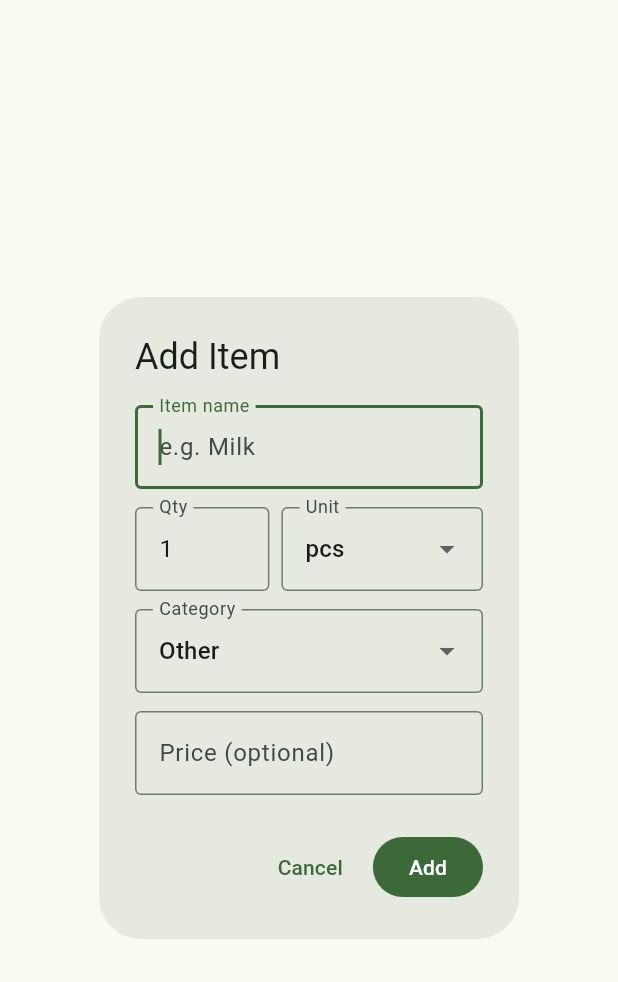
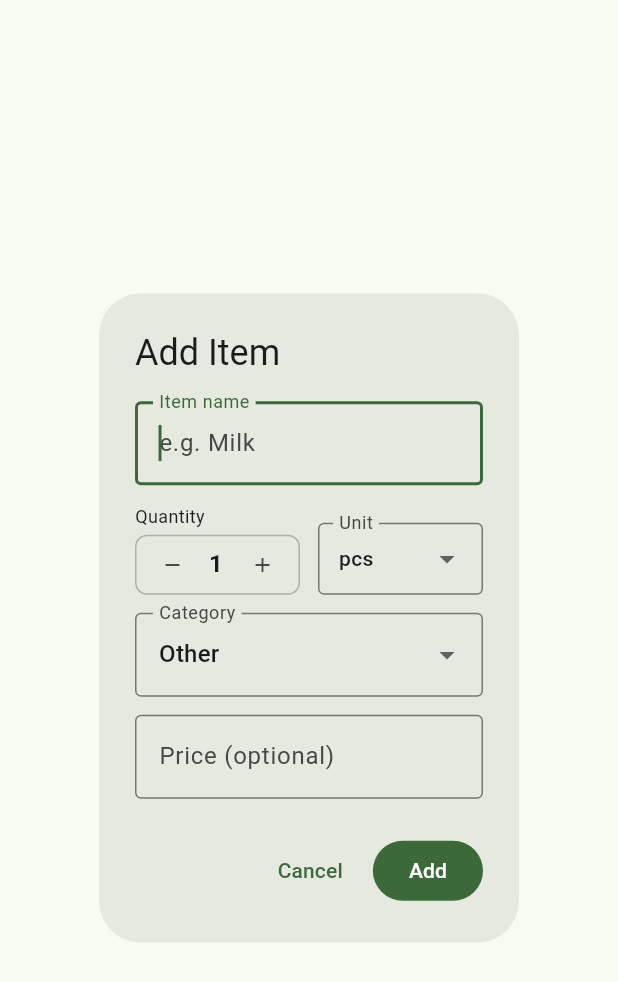
Before and after one commit to youssefghandour/grocery_list_app, a Flutter app: the AddItemDialog widget shown alone on an empty page, opened directly, on a phone screen of 412 x 824 dp. Shown: the top 982 px of the screen. Run offline on Flutter 3.47's test engine with Material 3 defaults, Android fonts, the phone set to English and light mode, and no system bars; our stand-ins replace cloud_firestore, cloud_functions, firebase_auth, firebase_core, firebase_messaging, flutter_local_notifications and 2 more; accounts and stored records are empty.

Commit message:
add quantity stepper to item dialog, implement item merging logic, and disable purchase later feature

```diff
--- a/lib/app.dart
+++ b/lib/app.dart
@@ -7,7 +7,7 @@ import 'screens/auth/register_screen.dart';
 import 'screens/home/home_screen.dart';
 import 'screens/household/create_household_screen.dart';
 import 'screens/household/join_household_screen.dart';
-import 'screens/home/purchase_later_screen.dart';
+// import 'screens/home/purchase_later_screen.dart';
 
 class GroceryListApp extends ConsumerWidget {
   const GroceryListApp({super.key});
@@ -43,7 +43,7 @@ class GroceryListApp extends ConsumerWidget {
         '/login': (_) => const LoginScreen(),
         '/register': (_) => const RegisterScreen(),
         '/home': (_) => const HomeScreen(),
-        '/purchase-later': (_) => const PurchaseLaterScreen(),
+        // '/purchase-later': (_) => const PurchaseLaterScreen(),
         '/create-household': (_) => const CreateHouseholdScreen(),
         '/join-household': (_) => const JoinHouseholdScreen(),
       },
--- a/lib/screens/home/home_screen.dart
+++ b/lib/screens/home/home_screen.dart
@@ -244,6 +244,7 @@ class HomeScreen extends ConsumerWidget {
                       _showCreateListDialog(context, ref);
                     },
                   ),
+                  /*
                   const Divider(),
                   ListTile(
                     leading: const Icon(Icons.local_offer_outlined),
@@ -253,6 +254,7 @@ class HomeScreen extends ConsumerWidget {
                       Navigator.pushNamed(context, '/purchase-later');
                     },
                   ),
+                  */
                 ],
               ),
               loading: () => const Center(child: CircularProgressIndicator()),
--- a/lib/widgets/add_item_dialog.dart
+++ b/lib/widgets/add_item_dialog.dart
@@ -31,6 +31,7 @@ class _AddItemDialogState extends ConsumerState<AddItemDialog> {
   late final TextEditingController _priceController;
   late String _selectedCategory;
   late String _selectedUnit;
+  late int _quantity;
   bool _isSubmitting = false;
 
   bool get _isEditing => widget.existingItem != null;
@@ -39,8 +40,9 @@ class _AddItemDialogState extends ConsumerState<AddItemDialog> {
   void initState() {
     super.initState();
     _nameController = TextEditingController(text: widget.existingItem?.name);
+    _quantity = int.tryParse(widget.existingItem?.quantity ?? '1') ?? 1;
     _quantityController =
-        TextEditingController(text: widget.existingItem?.quantity ?? '1');
+        TextEditingController(text: _quantity.toString());
     _priceController = TextEditingController(
       text: widget.existingItem?.price != null && widget.existingItem!.price > 0
           ? widget.existingItem!.price.toStringAsFixed(2)
@@ -48,6 +50,22 @@ class _AddItemDialogState extends ConsumerState<AddItemDialog> {
     );
     _selectedCategory = widget.existingItem?.category ?? AppConstants.categories.last; // Default to 'Other'
     _selectedUnit = widget.existingItem?.unit ?? 'pcs';
+  }
+
+  void _increment() {
+    setState(() {
+      _quantity++;
+      _quantityController.text = _quantity.toString();
+    });
+  }
+
+  void _decrement() {
+    if (_quantity > 1) {
+      setState(() {
+        _quantity--;
+        _quantityController.text = _quantity.toString();
+      });
+    }
   }
 
   @override
@@ -64,11 +82,12 @@ class _AddItemDialogState extends ConsumerState<AddItemDialog> {
     setState(() => _isSubmitting = true);
     final controller = ref.read(groceryListControllerProvider.notifier);
     final price = double.tryParse(_priceController.text) ?? 0.0;
+    final name = _nameController.text.trim();
 
     if (_isEditing) {
       await controller.updateItem(
         widget.existingItem!.copyWith(
-          name: _nameController.text.trim(),
+          name: name,
           quantity: _quantityController.text.trim(),
           category: _selectedCategory,
           unit: _selectedUnit,
@@ -78,7 +97,7 @@ class _AddItemDialogState extends ConsumerState<AddItemDialog> {
       );
     } else {
       await controller.addItem(
-        name: _nameController.text.trim(),
+        name: name,
         quantity: _quantityController.text.trim(),
         category: _selectedCategory,
         unit: _selectedUnit,
@@ -102,6 +121,7 @@ class _AddItemDialogState extends ConsumerState<AddItemDialog> {
             mainAxisSize: MainAxisSize.min,
             children: [
               Autocomplete<String>(
+                initialValue: TextEditingValue(text: _nameController.text),
                 optionsBuilder: (TextEditingValue textEditingValue) {
                   if (textEditingValue.text.isEmpty) {
                     return const Iterable<String>.empty();
@@ -116,11 +136,6 @@ class _AddItemDialogState extends ConsumerState<AddItemDialog> {
                   _nameController.text = selection;
                 },
                 fieldViewBuilder: (context, controller, focusNode, onFieldSubmitted) {
-                  // Sync local controller with autocomplete controller if needed
-                  // For simplicity, we'll just use the autocomplete's controller for name
-                  _nameController.text = controller.text.isEmpty ? _nameController.text : controller.text;
-                  controller.text = _nameController.text;
-
                   return TextFormField(
                     controller: controller,
                     focusNode: focusNode,
@@ -130,6 +145,7 @@ class _AddItemDialogState extends ConsumerState<AddItemDialog> {
                     ),
                     textCapitalization: TextCapitalization.sentences,
                     autofocus: !_isEditing,
+                    onChanged: (val) => _nameController.text = val,
                     validator: (value) {
                       if (value == null || value.trim().isEmpty) {
                         return 'Enter an item name';
@@ -141,25 +157,74 @@ class _AddItemDialogState extends ConsumerState<AddItemDialog> {
               ),
               const SizedBox(height: 12),
               Row(
+                crossAxisAlignment: CrossAxisAlignment.end,
                 children: [
+                  Column(
+                    crossAxisAlignment: CrossAxisAlignment.start,
+                    children: [
+                      const Text('Quantity', style: TextStyle(fontSize: 12)),
+                      const SizedBox(height: 4),
+                      Container(
+                        width: 110,
+                        height: 40,
+                        decoration: BoxDecoration(
+                          border: Border.all(color: Theme.of(context).colorScheme.outline.withValues(alpha: 0.5)),
+                          borderRadius: BorderRadius.circular(8),
+                        ),
+                        child: Row(
+                          children: [
+                            IconButton(
+                              onPressed: _decrement,
+                              icon: const Icon(Icons.remove, size: 16),
+                              padding: EdgeInsets.zero,
+                              constraints: const BoxConstraints(minWidth: 32, minHeight: 32),
+                            ),
                             Expanded(
-                    flex: 2,
                               child: TextFormField(
                                 controller: _quantityController,
+                                textAlign: TextAlign.center,
+                                style: const TextStyle(
+                                  fontSize: 16,
+                                  fontWeight: FontWeight.bold,
+                                  height: 1, // Fixes vertical alignment
+                                ),
                                 decoration: const InputDecoration(
-                        labelText: 'Qty',
+                                  isDense: true,
+                                  contentPadding: EdgeInsets.zero,
+                                  border: InputBorder.none,
+                                  counterText: '', // Hide any counter
                                 ),
-                      keyboardType: TextInputType.text,
+                                keyboardType: TextInputType.number,
+                                maxLength: 3, // Prevent huge numbers breaking UI
+                                onChanged: (val) {
+                                  final n = int.tryParse(val);
+                                  if (n != null) {
+                                    _quantity = n;
+                                  }
+                                },
                               ),
                             ),
-                  const SizedBox(width: 8),
+                            IconButton(
+                              onPressed: _increment,
+                              icon: const Icon(Icons.add, size: 16),
+                              padding: EdgeInsets.zero,
+                              constraints: const BoxConstraints(minWidth: 32, minHeight: 32),
+                            ),
+                          ],
+                        ),
+                      ),
+                    ],
+                  ),
+                  const SizedBox(width: 12),
                   Expanded(
-                    flex: 3,
                     child: DropdownButtonFormField<String>(
                       initialValue: _selectedUnit,
-                      decoration: const InputDecoration(labelText: 'Unit'),
+                      decoration: const InputDecoration(
+                        labelText: 'Unit',
+                        contentPadding: EdgeInsets.symmetric(horizontal: 10, vertical: 8),
+                      ),
                       items: AppConstants.units
-                          .map((u) => DropdownMenuItem(value: u, child: Text(u)))
+                          .map((u) => DropdownMenuItem(value: u, child: Text(u, style: const TextStyle(fontSize: 14))))
                           .toList(),
                       onChanged: (val) => setState(() => _selectedUnit = val!),
                     ),
--- a/lib/widgets/grocery_item_tile.dart
+++ b/lib/widgets/grocery_item_tile.dart
@@ -13,7 +13,7 @@ class GroceryItemTile extends ConsumerWidget {
   @override
   Widget build(BuildContext context, WidgetRef ref) {
     final controller = ref.read(groceryListControllerProvider.notifier);
-    final match = ref.watch(itemMatchProvider(item.name));
+    // final match = ref.watch(itemMatchProvider(item.name));
 
     return Dismissible(
       key: ValueKey(item.id),
@@ -63,6 +63,7 @@ class GroceryItemTile extends ConsumerWidget {
                 ),
               ),
             ),
+            /*
             if (match != null)
               Tooltip(
                 message: 'Deal found at ${match.links.firstWhere((l) => l.isLowestPrice).storeName}! Lowest: EGP ${match.links.firstWhere((l) => l.isLowestPrice).price}',
@@ -75,6 +76,7 @@ class GroceryItemTile extends ConsumerWidget {
                   ),
                 ),
               ),
+            */
           ],
         ),
         subtitle: Row(
```
Also changed, not shown: lib/providers/grocery_list_provider.dart (+35 -3 lines), lib/screens/home/purchase_later_screen.dart (+143 -143 lines). Lines whose indentation alone changed are shown as unchanged.
